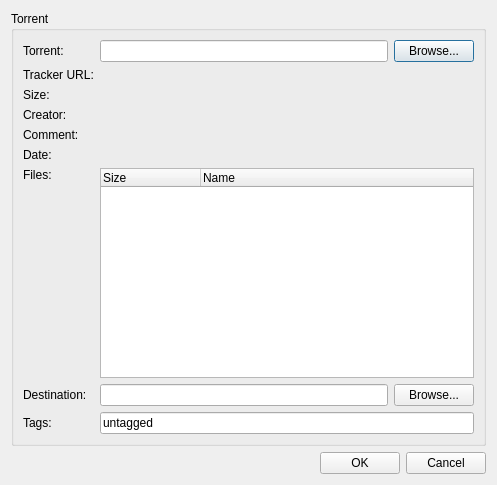
First picture: the form in src/plugins/torrent/addtorrent.ui, repository 0xd34df00d/leechcraft, before the edit.
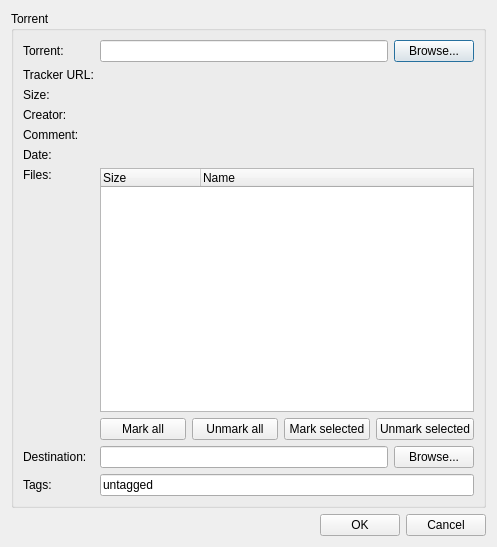
Second picture: the form after the edit. Icons and pictures are not drawn.

Commit message: * Aggregator: FS#107: Error messages in windows hinder. + BitTorrent: FS#106: AddTorrent dialog interface improvements. * XmlSettingsDialog: Should respect LANG environment variable too.

Patch:
```diff
--- a/src/plugins/torrent/addtorrent.ui
+++ b/src/plugins/torrent/addtorrent.ui
@@ -6,7 +6,7 @@
     <x>0</x>
     <y>0</y>
     <width>497</width>
-    <height>485</height>
+    <height>547</height>
    </rect>
   </property>
   <property name="windowTitle" >
@@ -153,14 +153,46 @@
         </property>
        </spacer>
       </item>
-      <item row="8" column="0" >
+      <item row="8" column="1" >
+       <layout class="QHBoxLayout" >
+        <item>
+         <widget class="QPushButton" name="MarkAll_" >
+          <property name="text" >
+           <string>Mark all</string>
+          </property>
+         </widget>
+        </item>
+        <item>
+         <widget class="QPushButton" name="UnmarkAll_" >
+          <property name="text" >
+           <string>Unmark all</string>
+          </property>
+         </widget>
+        </item>
+        <item>
+         <widget class="QPushButton" name="MarkSelected_" >
+          <property name="text" >
+           <string>Mark selected</string>
+          </property>
+         </widget>
+        </item>
+        <item>
+         <widget class="QPushButton" name="UnmarkSelected_" >
+          <property name="text" >
+           <string>Unmark selected</string>
+          </property>
+         </widget>
+        </item>
+       </layout>
+      </item>
+      <item row="9" column="0" >
        <widget class="QLabel" name="label_11" >
         <property name="text" >
          <string>Destination:</string>
         </property>
        </widget>
       </item>
-      <item row="8" column="1" >
+      <item row="9" column="1" >
        <layout class="QHBoxLayout" >
         <item>
          <widget class="QLineEdit" name="Destination_" />
@@ -174,14 +206,14 @@
         </item>
        </layout>
       </item>
-      <item row="9" column="0" >
+      <item row="10" column="0" >
        <widget class="QLabel" name="label_4" >
         <property name="text" >
          <string>Tags:</string>
         </property>
        </widget>
       </item>
-      <item row="9" column="1" >
+      <item row="10" column="1" >
        <widget class="QLineEdit" name="TagsEdit_" >
         <property name="text" >
          <string>untagged</string>
```
Left out of the diff: 7 changed lines with no effect on the pictures. The commit also changes 4 other files.
